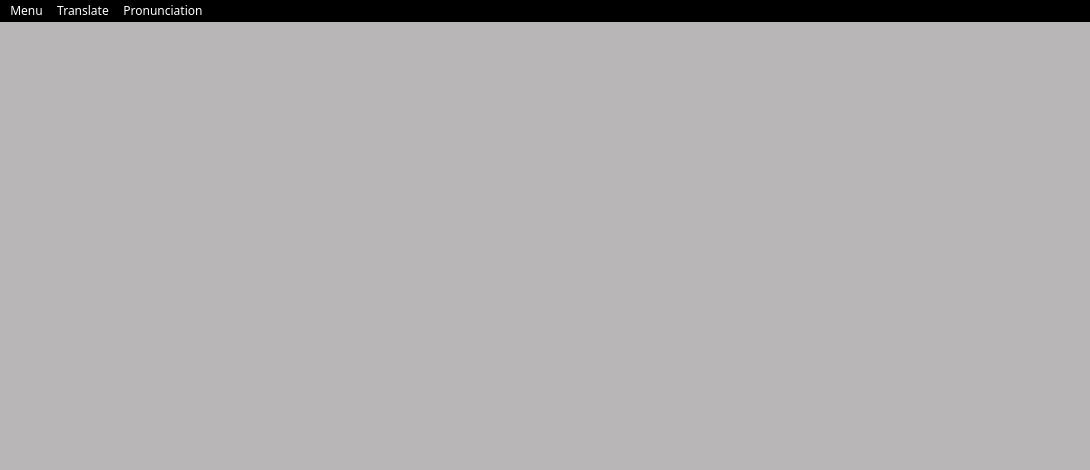
Above: TranslateMate.ui from spone12/Translated-mate before the change. Below: the same form after it.
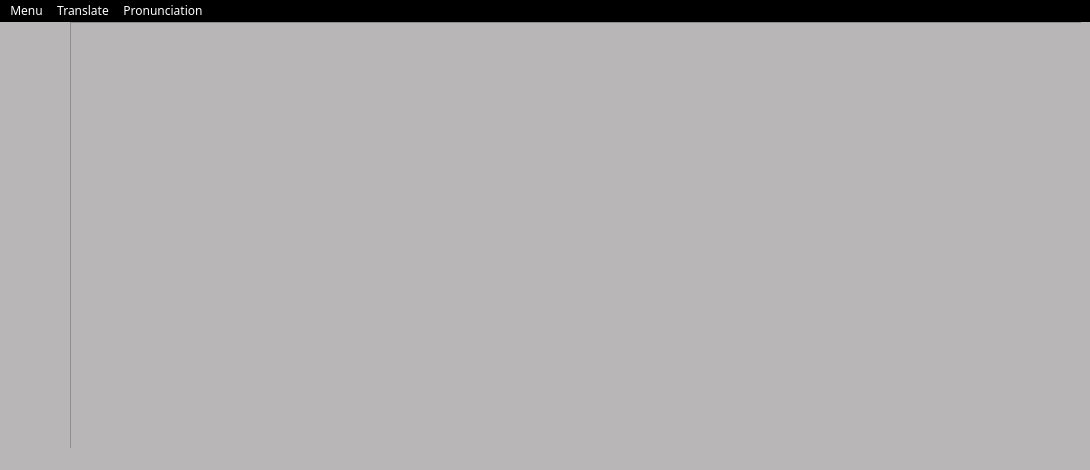
That is the form after the change. The open tabs and pages were chosen to show the change. Icons and pictures are not drawn. Custom widgets are drawn as their Qt base class.

Commit message: Minor revision of the word table

The edit to the form file:
```diff
--- a/TranslateMate.ui
+++ b/TranslateMate.ui
@@ -474,13 +474,13 @@
      </widget>
     </widget>
     <widget class="QWidget" name="SaveTranslate">
-     <widget class="QTableWidget" name="savedTranslateWidget">
+     <widget class="QTableView" name="savedTranslateWidget">
       <property name="geometry">
        <rect>
-        <x>30</x>
-        <y>30</y>
-        <width>1001</width>
-        <height>381</height>
+        <x>20</x>
+        <y>0</y>
+        <width>1021</width>
+        <height>441</height>
        </rect>
       </property>
       <property name="styleSheet">
```
The commit also changes 8 other files.
